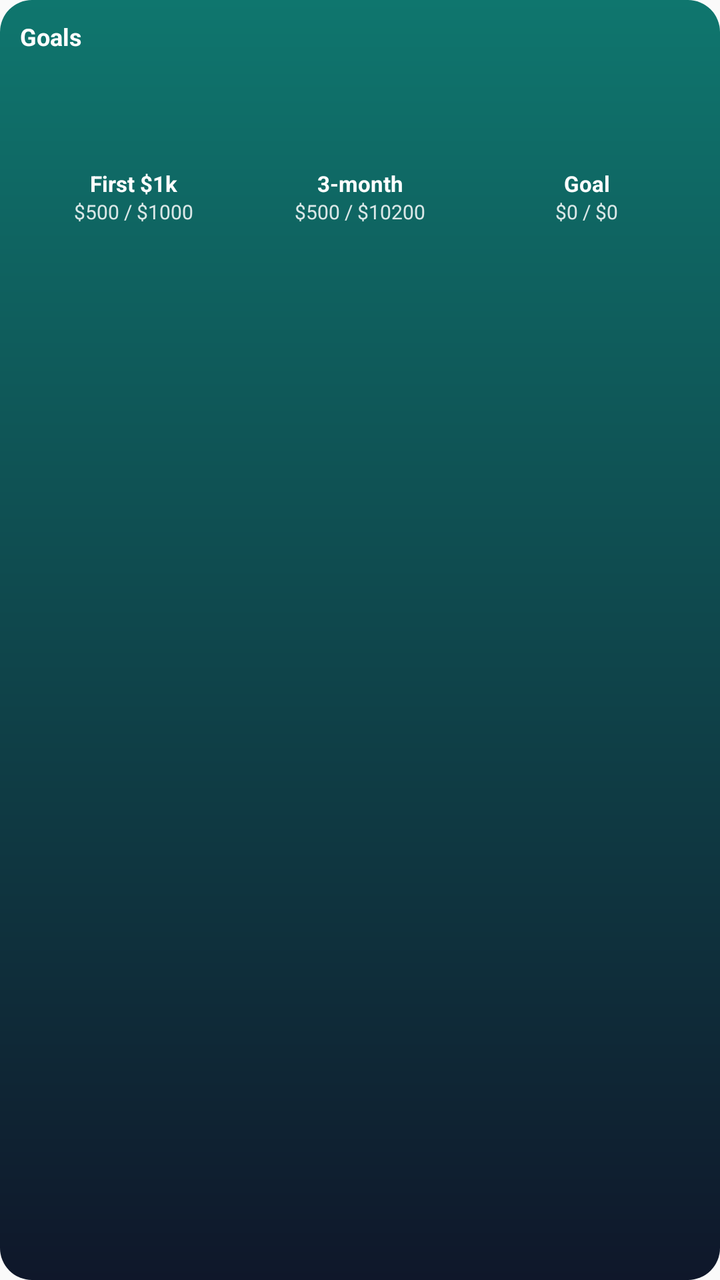
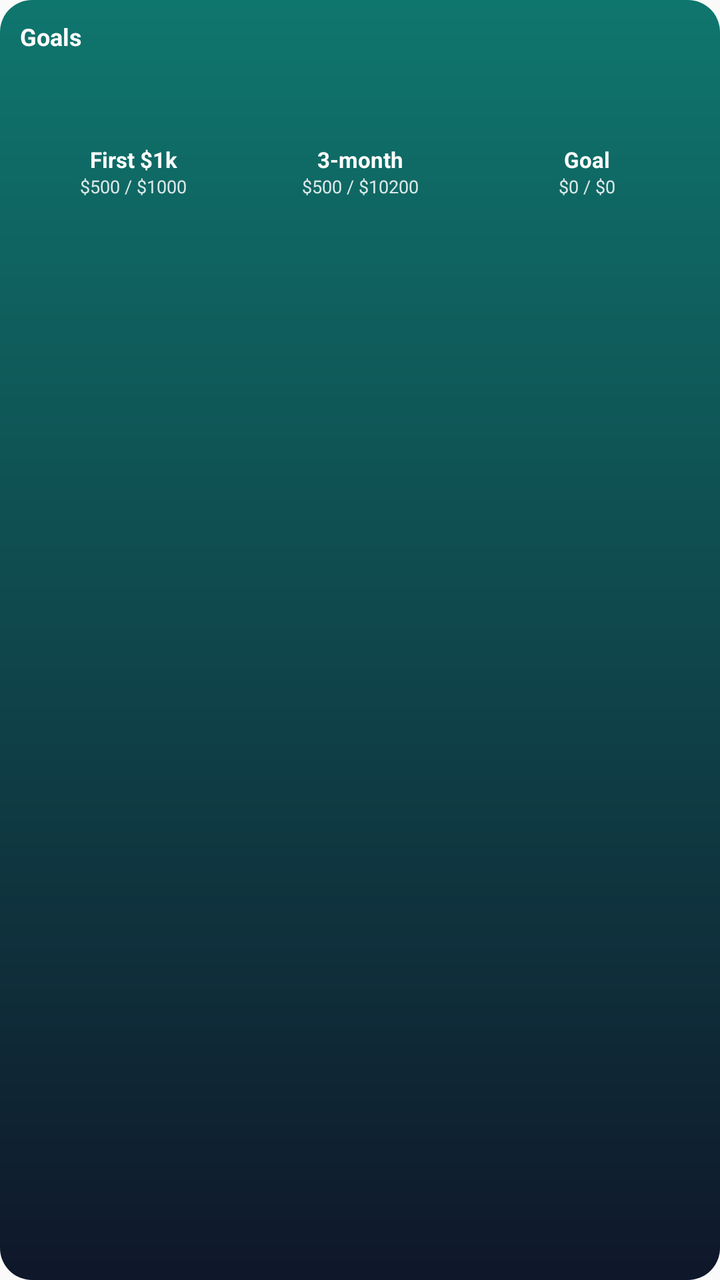

An Android layout rendered at two revisions. The XML below is the earlier revision; the diff shows what the commit changed to produce the second picture.
<!-- AndroidManifest.xml: application theme AppTheme -->
<!-- res/layout/widget_goals.xml -->
<?xml version="1.0" encoding="utf-8"?>
<LinearLayout xmlns:android="http://schemas.android.com/apk/res/android"
  android:id="@+id/widget_root"
  android:layout_width="match_parent"
  android:layout_height="match_parent"
  android:orientation="vertical"
  android:padding="10dp"
  android:background="@drawable/widget_bg">

  <TextView
    android:id="@+id/widget_title"
    android:layout_width="match_parent"
    android:layout_height="wrap_content"
    android:text="Goals"
    android:textStyle="bold"
    android:textSize="12sp"
    android:textColor="@android:color/white" />

  <LinearLayout
    android:id="@+id/widget_rings_row"
    android:layout_width="match_parent"
    android:layout_height="wrap_content"
    android:layout_marginTop="8dp"
    android:orientation="horizontal">

    <LinearLayout
      android:id="@+id/widget_goal1"
      android:layout_width="0dp"
      android:layout_height="wrap_content"
      android:layout_weight="1"
      android:orientation="vertical"
      android:gravity="center_horizontal">

      <ImageView
        android:id="@+id/widget_goal1_ring"
        android:layout_width="44dp"
        android:layout_height="44dp"
        android:contentDescription="Goal ring 1" />

      <TextView
        android:id="@+id/widget_goal1_label"
        android:layout_width="match_parent"
        android:layout_height="wrap_content"
        android:layout_marginTop="6dp"
        android:gravity="center"
        android:text="First $1k"
        android:textSize="11sp"
        android:textStyle="bold"
        android:textColor="@android:color/white"
        android:maxLines="2" />

      <TextView
        android:id="@+id/widget_goal1_meta"
        android:layout_width="match_parent"
        android:layout_height="wrap_content"
        android:gravity="center"
        android:text="$500 / $1000"
        android:textSize="10sp"
        android:textColor="@android:color/white"
        android:alpha="0.85"
        android:maxLines="1" />
    </LinearLayout>

    <LinearLayout
      android:id="@+id/widget_goal2"
      android:layout_width="0dp"
      android:layout_height="wrap_content"
      android:layout_weight="1"
      android:orientation="vertical"
      android:gravity="center_horizontal"
      android:paddingStart="6dp"
      android:paddingEnd="6dp">

      <ImageView
        android:id="@+id/widget_goal2_ring"
        android:layout_width="44dp"
        android:layout_height="44dp"
        android:contentDescription="Goal ring 2" />

      <TextView
        android:id="@+id/widget_goal2_label"
        android:layout_width="match_parent"
        android:layout_height="wrap_content"
        android:layout_marginTop="6dp"
        android:gravity="center"
        android:text="3-month"
        android:textSize="11sp"
        android:textStyle="bold"
        android:textColor="@android:color/white"
        android:maxLines="2" />

      <TextView
        android:id="@+id/widget_goal2_meta"
        android:layout_width="match_parent"
        android:layout_height="wrap_content"
        android:gravity="center"
        android:text="$500 / $10200"
        android:textSize="10sp"
        android:textColor="@android:color/white"
        android:alpha="0.85"
        android:maxLines="1" />
    </LinearLayout>

    <LinearLayout
      android:id="@+id/widget_goal3"
      android:layout_width="0dp"
      android:layout_height="wrap_content"
      android:layout_weight="1"
      android:orientation="vertical"
      android:gravity="center_horizontal">

      <ImageView
        android:id="@+id/widget_goal3_ring"
        android:layout_width="44dp"
        android:layout_height="44dp"
        android:contentDescription="Goal ring 3" />

      <TextView
        android:id="@+id/widget_goal3_label"
        android:layout_width="match_parent"
        android:layout_height="wrap_content"
        android:layout_marginTop="6dp"
        android:gravity="center"
        android:text="Goal"
        android:textSize="11sp"
        android:textStyle="bold"
        android:textColor="@android:color/white"
        android:maxLines="2" />

      <TextView
        android:id="@+id/widget_goal3_meta"
        android:layout_width="match_parent"
        android:layout_height="wrap_content"
        android:gravity="center"
        android:text="$0 / $0"
        android:textSize="10sp"
        android:textColor="@android:color/white"
        android:alpha="0.85"
        android:maxLines="1" />
    </LinearLayout>
  </LinearLayout>

</LinearLayout>
<!-- resources referenced by this layout -->
<resources>
  <!-- drawable widget_bg (drawable) -->
  <?xml version="1.0" encoding="utf-8"?>
  <shape xmlns:android="http://schemas.android.com/apk/res/android" android:shape="rectangle">
    <corners android:radius="16dp" />
    <gradient
      android:angle="90"
      android:startColor="#0F172A"
      android:endColor="#0F766E" />
    <padding
      android:left="12dp"
      android:top="12dp"
      android:right="12dp"
      android:bottom="12dp" />
  </shape>
  <style name="AppTheme" parent="Theme.AppCompat.Light.DarkActionBar">
          
          <item name="colorPrimary">@color/colorPrimary</item>
          <item name="colorPrimaryDark">@color/colorPrimaryDark</item>
          <item name="colorAccent">@color/colorAccent</item>
      </style>
</resources>

<!-- the commit's change to res/layout/widget_goals.xml (unified diff, before → after) -->
@@ -33,15 +33,15 @@
 
       <ImageView
         android:id="@+id/widget_goal1_ring"
-        android:layout_width="44dp"
-        android:layout_height="44dp"
+        android:layout_width="36dp"
+        android:layout_height="36dp"
         android:contentDescription="Goal ring 1" />
 
       <TextView
         android:id="@+id/widget_goal1_label"
         android:layout_width="match_parent"
         android:layout_height="wrap_content"
-        android:layout_marginTop="6dp"
+        android:layout_marginTop="2dp"
         android:gravity="center"
         android:text="First $1k"
         android:textSize="11sp"
@@ -55,7 +55,7 @@
         android:layout_height="wrap_content"
         android:gravity="center"
         android:text="$500 / $1000"
-        android:textSize="10sp"
+        android:textSize="9sp"
         android:textColor="@android:color/white"
         android:alpha="0.85"
         android:maxLines="1" />
@@ -73,15 +73,15 @@
 
       <ImageView
         android:id="@+id/widget_goal2_ring"
-        android:layout_width="44dp"
-        android:layout_height="44dp"
+        android:layout_width="36dp"
+        android:layout_height="36dp"
         android:contentDescription="Goal ring 2" />
 
       <TextView
         android:id="@+id/widget_goal2_label"
         android:layout_width="match_parent"
         android:layout_height="wrap_content"
-        android:layout_marginTop="6dp"
+        android:layout_marginTop="2dp"
         android:gravity="center"
         android:text="3-month"
         android:textSize="11sp"
@@ -95,7 +95,7 @@
         android:layout_height="wrap_content"
         android:gravity="center"
         android:text="$500 / $10200"
-        android:textSize="10sp"
+        android:textSize="9sp"
         android:textColor="@android:color/white"
         android:alpha="0.85"
         android:maxLines="1" />
@@ -111,15 +111,15 @@
 
       <ImageView
         android:id="@+id/widget_goal3_ring"
-        android:layout_width="44dp"
-        android:layout_height="44dp"
+        android:layout_width="36dp"
+        android:layout_height="36dp"
         android:contentDescription="Goal ring 3" />
 
       <TextView
         android:id="@+id/widget_goal3_label"
         android:layout_width="match_parent"
         android:layout_height="wrap_content"
-        android:layout_marginTop="6dp"
+        android:layout_marginTop="2dp"
         android:gravity="center"
         android:text="Goal"
         android:textSize="11sp"
@@ -133,7 +133,7 @@
         android:layout_height="wrap_content"
         android:gravity="center"
         android:text="$0 / $0"
-        android:textSize="10sp"
+        android:textSize="9sp"
         android:textColor="@android:color/white"
         android:alpha="0.85"
         android:maxLines="1" />
